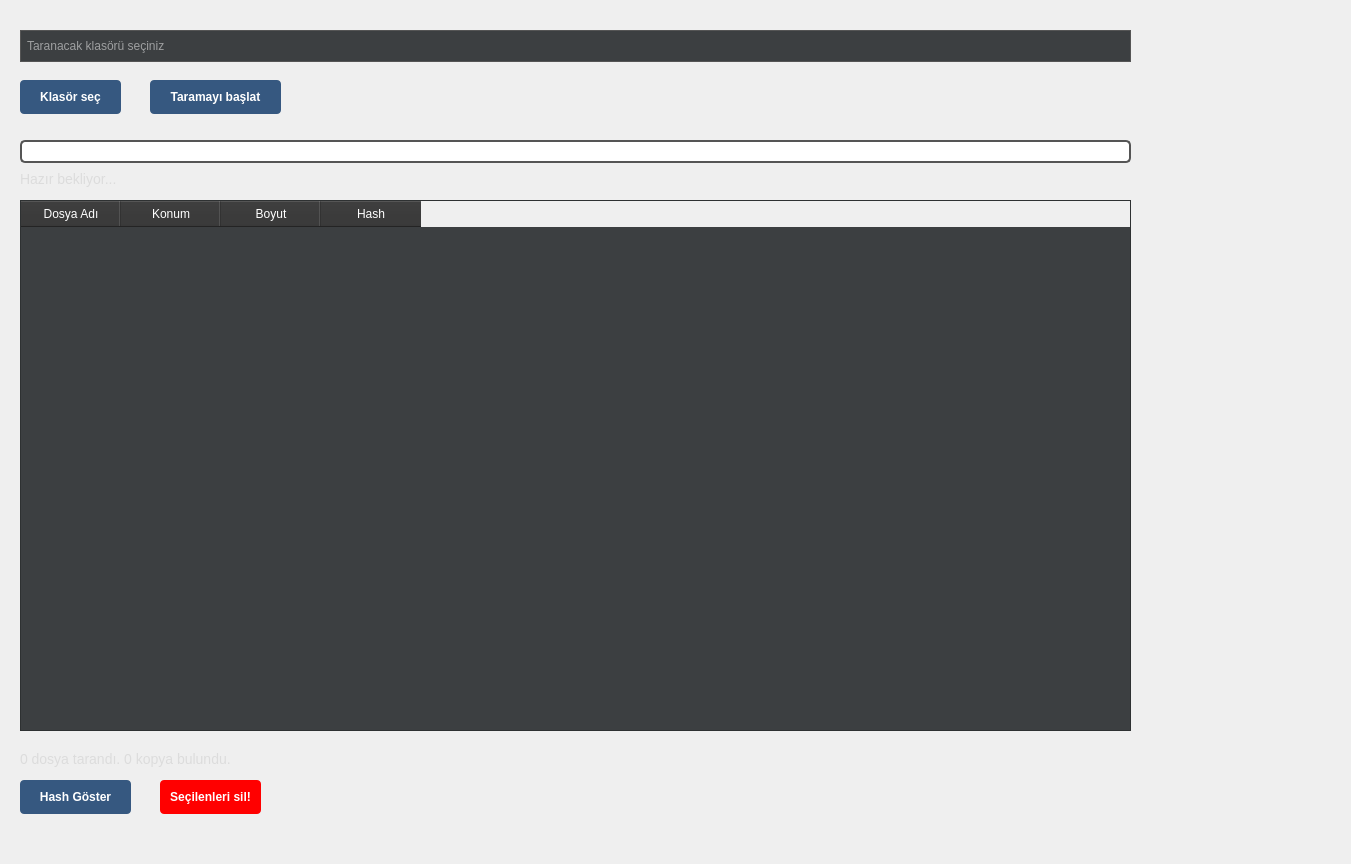
Before: the Qt Designer form Widget.ui in rzcnty/HashSweep, drawn with Qt 5.
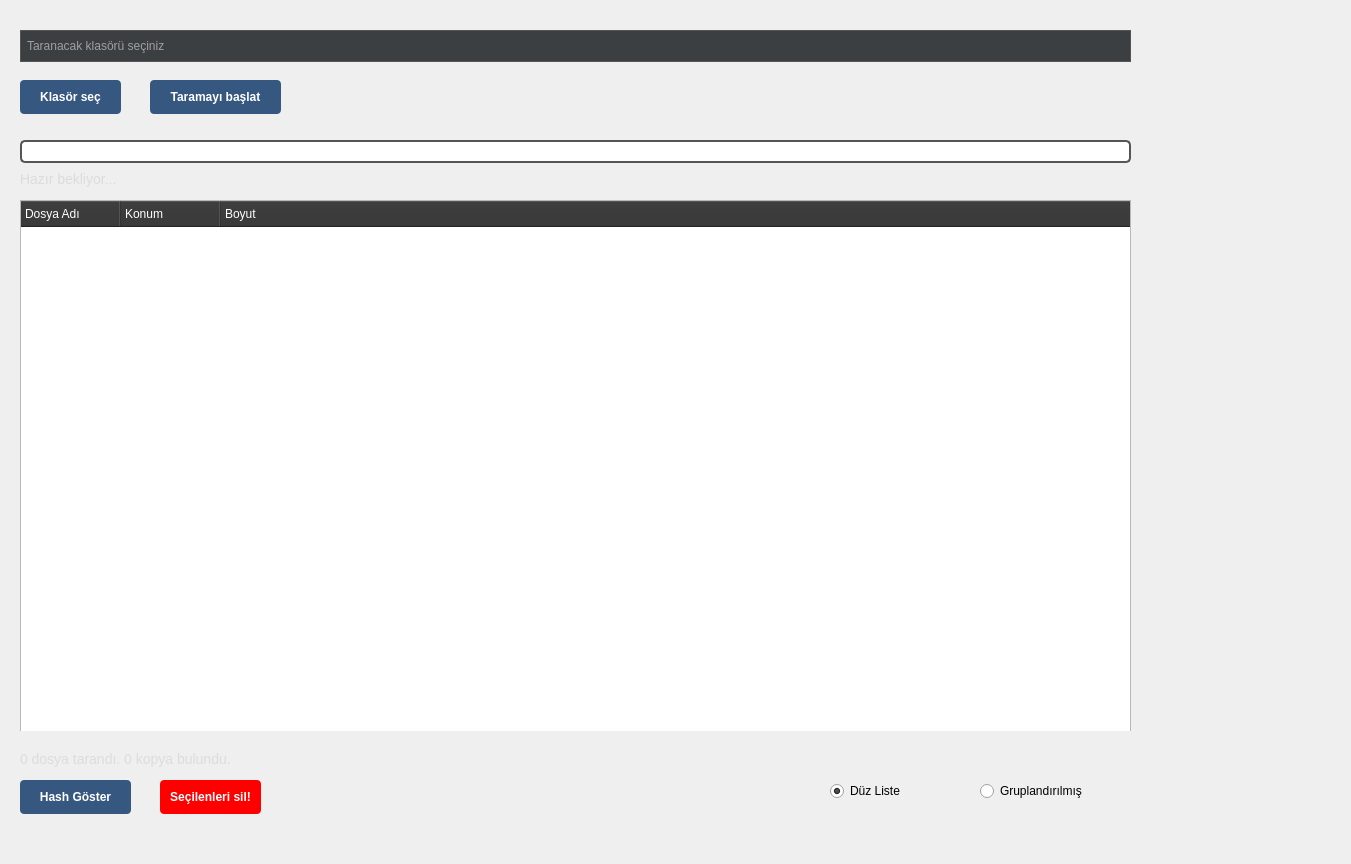
After: the same form once the commit is applied. The open tabs and pages were chosen to show the change. Icons and pictures are not drawn.

Commit message: feat: Add TreeView mode and more

```diff
--- a/Widget.ui
+++ b/Widget.ui
@@ -58,7 +58,9 @@
 QProgressBar::chunk {
     background-color: #05B8CC;
     width: 20px;
-}</string>
+}
+
+QPushButton:disabled { background-color: #555555; color: #888888; }</string>
   </property>
   <widget class="QWidget" name="widget" native="true">
    <property name="geometry">
@@ -147,48 +149,6 @@
     <string>Hazır bekliyor...</string>
    </property>
   </widget>
-  <widget class="QTableWidget" name="tbl_results">
-   <property name="geometry">
-    <rect>
-     <x>20</x>
-     <y>200</y>
-     <width>1111</width>
-     <height>531</height>
-    </rect>
-   </property>
-   <property name="editTriggers">
-    <set>QAbstractItemView::EditTrigger::NoEditTriggers</set>
-   </property>
-   <property name="alternatingRowColors">
-    <bool>false</bool>
-   </property>
-   <property name="selectionMode">
-    <enum>QAbstractItemView::SelectionMode::MultiSelection</enum>
-   </property>
-   <property name="selectionBehavior">
-    <enum>QAbstractItemView::SelectionBehavior::SelectRows</enum>
-   </property>
-   <column>
-    <property name="text">
-     <string>Dosya Adı</string>
-    </property>
-   </column>
-   <column>
-    <property name="text">
-     <string>Konum</string>
-    </property>
-   </column>
-   <column>
-    <property name="text">
-     <string>Boyut</string>
-    </property>
-   </column>
-   <column>
-    <property name="text">
-     <string>Hash</string>
-    </property>
-   </column>
-  </widget>
   <widget class="QWidget" name="widget_2" native="true">
    <property name="geometry">
     <rect>
@@ -252,6 +212,119 @@
     <property name="checkable">
      <bool>true</bool>
     </property>
+   </widget>
+   <widget class="QRadioButton" name="rbtn_listwidget">
+    <property name="geometry">
+     <rect>
+      <x>820</x>
+      <y>40</y>
+      <width>131</width>
+      <height>22</height>
+     </rect>
+    </property>
+    <property name="text">
+     <string>Düz Liste</string>
+    </property>
+    <property name="checked">
+     <bool>true</bool>
+    </property>
+   </widget>
+   <widget class="QRadioButton" name="rbtn_treewidget">
+    <property name="geometry">
+     <rect>
+      <x>970</x>
+      <y>40</y>
+      <width>131</width>
+      <height>22</height>
+     </rect>
+    </property>
+    <property name="text">
+     <string>Gruplandırılmış</string>
+    </property>
+   </widget>
+  </widget>
+  <widget class="QStackedWidget" name="stackedWidget">
+   <property name="geometry">
+    <rect>
+     <x>20</x>
+     <y>200</y>
+     <width>1111</width>
+     <height>531</height>
+    </rect>
+   </property>
+   <widget class="QWidget" name="page">
+    <widget class="QTableWidget" name="tbl_results">
+     <property name="geometry">
+      <rect>
+       <x>0</x>
+       <y>0</y>
+       <width>1111</width>
+       <height>541</height>
+      </rect>
+     </property>
+     <property name="editTriggers">
+      <set>QAbstractItemView::EditTrigger::NoEditTriggers</set>
+     </property>
+     <property name="alternatingRowColors">
+      <bool>false</bool>
+     </property>
+     <property name="selectionMode">
+      <enum>QAbstractItemView::SelectionMode::MultiSelection</enum>
+     </property>
+     <property name="selectionBehavior">
+      <enum>QAbstractItemView::SelectionBehavior::SelectRows</enum>
+     </property>
+     <column>
+      <property name="text">
+       <string>Dosya Adı</string>
+      </property>
+     </column>
+     <column>
+      <property name="text">
+       <string>Konum</string>
+      </property>
+     </column>
+     <column>
+      <property name="text">
+       <string>Boyut</string>
+      </property>
+     </column>
+     <column>
+      <property name="text">
+       <string>Hash</string>
+      </property>
+     </column>
+    </widget>
+   </widget>
+   <widget class="QWidget" name="page_2">
+    <widget class="QTreeWidget" name="treeWidget">
+     <property name="geometry">
+      <rect>
+       <x>0</x>
+       <y>0</y>
+       <width>1111</width>
+       <height>541</height>
+      </rect>
+     </property>
+     <property name="selectionMode">
+      <enum>QAbstractItemView::SelectionMode::ExtendedSelection</enum>
+     </property>
+     <column>
+      <property name="text">
+       <string notr="true">Dosya Adı</string>
+      </property>
+     </column>
+     <column>
+      <property name="text">
+       <string>Konum</string>
+      </property>
+     </column>
+     <column>
+      <property name="text">
+       <string>Boyut</string>
+      </property>
+     </column>
+    </widget>
    </widget>
   </widget>
  </widget>
```
Left out of the diff: 7 changed lines with no effect on the pictures. The commit also changes 3 other files.
